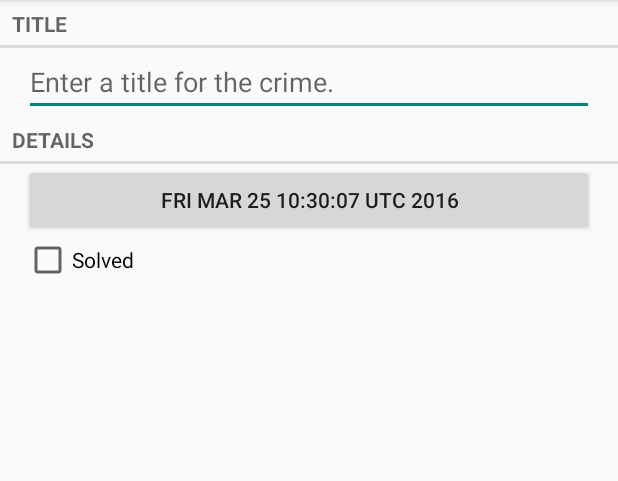
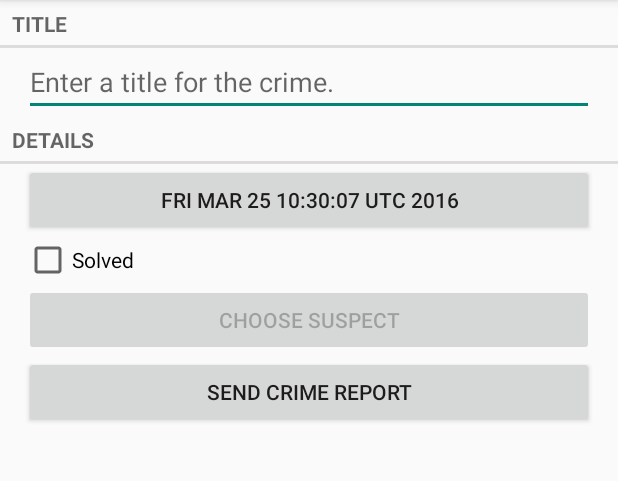
Before and after one commit to chrisvz/Big-nerd-ranch-android, an Android app: the screen it shows after launch (CrimePagerActivity), after a tap on "New Crime", on a phone screen of 412 x 824 dp, the part 84-565 px from its top. Run offline under Robolectric (Android 15) with nearby library versions, the phone set to English and light mode, and no system bars.

Commit message:
CHAPTER 15 Implicit Intents

```diff
--- a/app/src/main/java/com/bignerdranch/android/criminalintent/Crime.java
+++ b/app/src/main/java/com/bignerdranch/android/criminalintent/Crime.java
@@ -9,10 +9,20 @@
     private String mTitle;
     private Date mDate;
     private boolean mSolved;
+    private String suspect;
 
     public Crime(UUID id) {
         mId = id;
         mDate = new Date();
+    }
+
+
+    public String getSuspect() {
+        return suspect;
+    }
+
+    public void setSuspect(String suspect) {
+        this.suspect = suspect;
     }
 
     public Crime() {
--- a/app/src/main/java/com/bignerdranch/android/criminalintent/CrimeLab.java
+++ b/app/src/main/java/com/bignerdranch/android/criminalintent/CrimeLab.java
@@ -40,6 +40,7 @@
         values.put(CrimeTable.Cols.TITLE, crime.getTitle());
         values.put(CrimeTable.Cols.DATE, crime.getDate().getTime());
         values.put(CrimeTable.Cols.SOLVED, crime.isSolved() ? 1 : 0);
+        values.put(CrimeTable.Cols.SUSPECT, crime.getSuspect());
         return values;
     }
 
--- a/app/src/main/java/database/CrimeBaseHelper.java
+++ b/app/src/main/java/database/CrimeBaseHelper.java
@@ -23,6 +23,7 @@
     public void onCreate(SQLiteDatabase db) {
         db.execSQL("create table " + CrimeTable.NAME + "(" +
                         "_id integer primary key autoincrement, " +
+                        CrimeTable.Cols.SUSPECT+", "+
                         CrimeTable.Cols.UUID + ", " +
                         CrimeTable.Cols.TITLE + ", " +
                         CrimeTable.Cols.DATE + ", " +
--- a/app/src/main/java/database/CrimeCursorWrapper.java
+++ b/app/src/main/java/database/CrimeCursorWrapper.java
@@ -25,11 +25,13 @@
         String title = getString(getColumnIndex(CrimeTable.Cols.TITLE));
         long date = getLong(getColumnIndex(CrimeTable.Cols.DATE));
         int isSolved = getInt(getColumnIndex(CrimeTable.Cols.SOLVED));
+        String suspect = getString(getColumnIndex(CrimeTable.Cols.SUSPECT));
 
         Crime crime = new Crime(UUID.fromString(uuidString));
         crime.setTitle(title);
         crime.setDate(new Date(date));
         crime.setSolved(isSolved != 0);
+        crime.setSuspect(suspect);
         return crime;
     }
 }
--- a/app/src/main/java/database/CrimeDbSchema.java
+++ b/app/src/main/java/database/CrimeDbSchema.java
@@ -13,6 +13,7 @@
             public static final String TITLE = "title";
             public static final String DATE = "date";
             public static final String SOLVED = "solved";
+            public static final String SUSPECT = "suspect";
         }
     }
 
--- a/app/src/main/res/layout-land/fragment_crime.xml
+++ b/app/src/main/res/layout-land/fragment_crime.xml
@@ -45,4 +45,30 @@
             android:layout_weight="1"/>
     </LinearLayout>
 
+    <LinearLayout
+        android:layout_width="match_parent"
+        android:layout_height="wrap_content"
+        android:layout_marginLeft="16dp"
+        android:layout_marginRight="16dp"
+        android:orientation="horizontal"
+        >
+
+        <Button
+            android:id="@+id/crime_suspect"
+            android:layout_width="wrap_content"
+            android:layout_height="wrap_content"
+            android:layout_weight="1"
+            android:text="@string/crime_suspect_text"
+            />
+
+        <Button
+            android:id="@+id/crime_report"
+            android:layout_width="wrap_content"
+            android:layout_height="wrap_content"
+            android:layout_weight="1"
+            android:text="@string/crime_report_text"
+            />
+
+    </LinearLayout>
+
 </LinearLayout>
--- a/app/src/main/res/layout/fragment_crime.xml
+++ b/app/src/main/res/layout/fragment_crime.xml
@@ -39,4 +39,22 @@
         android:layout_marginRight="16dp"
         android:text="@string/crime_solved_label"/>
 
+    <Button
+        android:id="@+id/crime_suspect"
+        android:layout_width="match_parent"
+        android:layout_height="wrap_content"
+        android:layout_marginLeft="16dp"
+        android:layout_marginRight="16dp"
+        android:text="@string/crime_suspect_text"
+        />
+
+    <Button
+        android:id="@+id/crime_report"
+        android:layout_width="match_parent"
+        android:layout_height="wrap_content"
+        android:layout_marginLeft="16dp"
+        android:layout_marginRight="16dp"
+        android:text="@string/crime_report_text"
+        />
+
 </LinearLayout>
--- a/app/src/main/res/values/strings.xml
+++ b/app/src/main/res/values/strings.xml
@@ -12,4 +12,18 @@
     <string name="show_subtitle">Show Subtitle</string>
     <string name="hide_subtitle">Hide Subtitle</string>
     <string name="subtitle_format">%1$s crimes</string>
+
+    <string name="crime_report_text"> Send crime report </string>
+    <string name="crime_suspect_text"> Choose suspect </string>
+
+    <string name="crime_report">
+        %1$s! The crime was discovered on %2$s. %3$s , and %4$s.
+    </string>
+
+    <string name="crime_report_solved"> The case is solved </string>
+    <string name="crime_report_unsolved"> The case is not solved</string>
+    <string name="crime_report_no_suspect"> There is no suspect </string>
+    <string name="crime_report_suspect"> the suspect is %s.</string>
+    <string name="crime_report_subject"> CriminalIntent Crime report </string>
+    <string name="send_report"> Send crime report </string>
 </resources>
```
Also changed, not shown: app/src/main/java/com/bignerdranch/android/criminalintent/CrimeFragment.java (+91 -1 lines).
